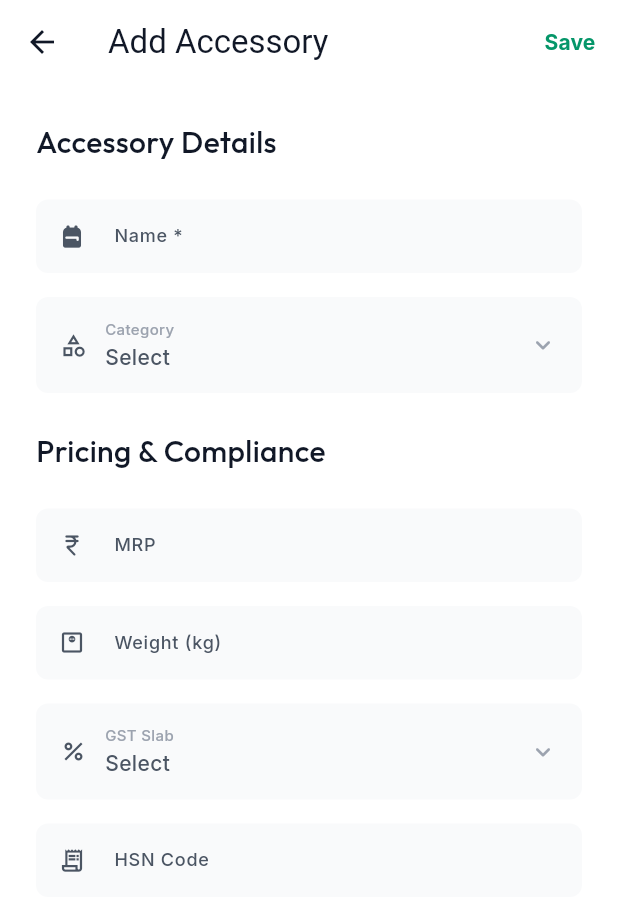
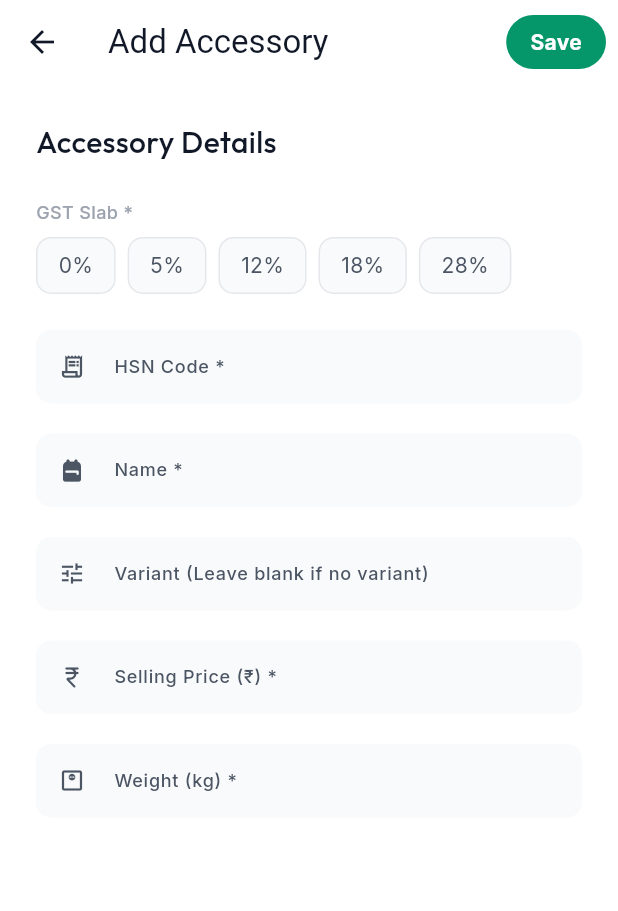
Before and after one commit to credlawn/mebikeapp, a Flutter app: the AccessoryListScreen screen opened by its route, after a tap on the "add circle outline" icon, on a phone screen of 412 x 824 dp. Shown: the top 911 px of the screen. Run offline on Flutter 3.47's test engine with Material 3 defaults, Android fonts, the phone set to English and light mode, and no system bars; our stand-ins replace connectivity_plus, flutter_riverpod, google_fonts, local_auth, pinput, pocketbase and 1 more; missing offline and left inert: local_auth_android; accounts and stored records are empty; network calls fail.

Commit message:
V1.4.4 Accessories screen added

```diff
--- a/billing/lib/models/inventory/accessory_model.dart
+++ b/billing/lib/models/inventory/accessory_model.dart
@@ -3,8 +3,9 @@ class Accessory {
   final String collectionId;
   final String itemCode;
   final String name;
-  final String category;
-  final double mrp;
+  final String fullName;
+  final String variant;
+  final double sellingPrice;
   final double weight;
   final int gstSlab;
   final String hsnCode;
@@ -17,8 +18,9 @@ class Accessory {
     required this.collectionId,
     required this.itemCode,
     required this.name,
-    this.category = '',
-    this.mrp = 0,
+    required this.fullName,
+    this.variant = '',
+    this.sellingPrice = 0,
     this.weight = 0,
     this.gstSlab = 0,
     this.hsnCode = '',
@@ -33,8 +35,9 @@ class Accessory {
       collectionId: json['collectionId'] ?? '',
       itemCode: (json['item_code'] ?? '').toString(),
       name: (json['name'] ?? '').toString(),
-      category: (json['category'] ?? '').toString(),
-      mrp: (json['mrp'] is String ? double.tryParse(json['mrp']) ?? 0 : (json['mrp'] ?? 0)).toDouble(),
+      fullName: (json['full_name'] ?? '').toString(),
+      variant: (json['variant'] ?? '').toString(),
+      sellingPrice: (json['selling_price'] is String ? double.tryParse(json['selling_price']) ?? 0 : (json['selling_price'] ?? 0)).toDouble(),
       weight: (json['weight'] is String ? double.tryParse(json['weight']) ?? 0 : (json['weight'] ?? 0)).toDouble(),
       gstSlab: (json['gst_slab'] ?? 0).toInt(),
       hsnCode: (json['hsn_code'] ?? '').toString(),
@@ -48,8 +51,9 @@ class Accessory {
     return {
       'item_code': itemCode,
       'name': name,
-      'category': category.isEmpty ? null : category,
-      'mrp': mrp,
+      'full_name': fullName,
+      'variant': variant.isEmpty ? null : variant,
+      'selling_price': sellingPrice,
       'weight': weight,
       'gst_slab': gstSlab,
       'hsn_code': hsnCode.isEmpty ? null : hsnCode,
--- a/billing/lib/screens/inventory/accessory/accessory_detail_screen.dart
+++ b/billing/lib/screens/inventory/accessory/accessory_detail_screen.dart
@@ -32,9 +32,9 @@ class _AccessoryDetailScreenState extends ConsumerState<AccessoryDetailScreen> {
       WidgetsBinding.instance.addPostFrameCallback((_) => ref.invalidate(allAccessoriesProvider));
       setState(() => _item = Accessory(
         id: _item.id, collectionId: _item.collectionId,
-        itemCode: _item.itemCode, name: _item.name, status: newStatus,
-        category: _item.category, mrp: _item.mrp, weight: _item.weight,
-        gstSlab: _item.gstSlab, hsnCode: _item.hsnCode,
+        itemCode: _item.itemCode, name: _item.name, fullName: _item.fullName, status: newStatus,
+        variant: _item.variant, sellingPrice: _item.sellingPrice,
+        weight: _item.weight, gstSlab: _item.gstSlab, hsnCode: _item.hsnCode,
         created: _item.created, updated: _item.updated,
       ));
       if (mounted) AppSnackBars.showSuccess(context, newStatus == 'active' ? 'Activated' : 'Deactivated');
@@ -50,19 +50,20 @@ class _AccessoryDetailScreenState extends ConsumerState<AccessoryDetailScreen> {
     final isActive = _item.status == 'active';
     return Scaffold(
       backgroundColor: AppColors.background,
-      appBar: AppBar(title: Text(_item.name)),
+        appBar: AppBar(title: Text(_item.fullName)),
       body: SingleChildScrollView(
         padding: const EdgeInsets.all(16),
         child: Column(
           children: [
             _buildSection('Accessory Info', [
               _buildRow('Item Code', _item.itemCode),
+              _buildRow('Full Name', _item.fullName),
               _buildRow('Name', _item.name),
-              if (_item.category.isNotEmpty) _buildRow('Category', _toTitleCase(_item.category)),
+              if (_item.variant.isNotEmpty) _buildRow('Variant', _item.variant),
             ]),
             const SizedBox(height: 12),
             _buildSection('Pricing & Compliance', [
-              if (_item.mrp > 0) _buildRow('MRP', '₹${_item.mrp.toStringAsFixed(0)}'),
+              if (_item.sellingPrice > 0) _buildRow('Selling Price', '₹${_item.sellingPrice.toStringAsFixed(0)}'),
               if (_item.weight > 0) _buildRow('Weight', '${_item.weight % 1 == 0 ? _item.weight.toInt() : _item.weight} kg'),
               _buildRow('GST Slab', '${_item.gstSlab}%'),
               if (_item.hsnCode.isNotEmpty) _buildRow('HSN Code', _item.hsnCode),
@@ -149,9 +150,4 @@ class _AccessoryDetailScreenState extends ConsumerState<AccessoryDetailScreen> {
       ),
     );
   }
-
-  String _toTitleCase(String text) {
-    if (text.isEmpty) return text;
-    return text[0].toUpperCase() + text.substring(1).toLowerCase();
-  }
 }
--- a/billing/lib/screens/inventory/accessory/accessory_list_screen.dart
+++ b/billing/lib/screens/inventory/accessory/accessory_list_screen.dart
@@ -55,7 +55,7 @@ class _AccessoryListScreenState extends ConsumerState<AccessoryListScreen>
             const SizedBox(height: 20),
             Text('Delete Accessory?', style: AppTypography.h2.copyWith(fontSize: 18)),
             const SizedBox(height: 12),
-            Text('Are you sure you want to delete "${item.name}"?',
+            Text('Are you sure you want to delete "${item.fullName}"?',
               style: AppTypography.bodySmall.copyWith(color: AppColors.textSecondary, fontSize: 13, height: 1.4),
               textAlign: TextAlign.center,
             ),
@@ -209,7 +209,7 @@ class _AccessoryListScreenState extends ConsumerState<AccessoryListScreen>
                                               mainAxisAlignment: MainAxisAlignment.spaceBetween,
                                               children: [
                                                 Flexible(
-                                                  child: Text(item.name, style: AppTypography.h3, overflow: TextOverflow.ellipsis),
+                                                  child: Text(item.fullName, style: AppTypography.h3, overflow: TextOverflow.ellipsis),
                                                 ),
                                                 Text(item.itemCode,
                                                   style: AppTypography.bodySmall.copyWith(color: AppColors.primary, fontWeight: FontWeight.bold)),
@@ -218,8 +218,8 @@ class _AccessoryListScreenState extends ConsumerState<AccessoryListScreen>
                                             const SizedBox(height: 4),
                                             Row(
                                               children: [
-                                                if (item.mrp > 0) ...[
-                                                  Text('₹ ${item.mrp.toStringAsFixed(0)}',
+                                                if (item.sellingPrice > 0) ...[
+                                                  Text('₹ ${item.sellingPrice.toStringAsFixed(0)}',
                                                     style: AppTypography.bodySmall.copyWith(color: AppColors.textSecondary, fontWeight: FontWeight.w600)),
                                                   const SizedBox(width: 8),
                                                   Text('|', style: AppTypography.bodySmall.copyWith(color: AppColors.textMuted)),
--- a/billing/lib/screens/inventory/accessory/add_accessory_screen.dart
+++ b/billing/lib/screens/inventory/accessory/add_accessory_screen.dart
@@ -5,7 +5,6 @@ import '../../../providers/inventory/inventory_provider.dart';
 import '../../../theme/colors.dart';
 import '../../../theme/typography.dart';
 import '../../../theme/app_snackbars.dart';
-import '../../../theme/pickers.dart';
 
 class AddAccessoryScreen extends ConsumerStatefulWidget {
   final Accessory? editItem;
@@ -17,45 +16,63 @@ class AddAccessoryScreen extends ConsumerStatefulWidget {
 
 class _AddAccessoryScreenState extends ConsumerState<AddAccessoryScreen> {
   final _formKey = GlobalKey<FormState>();
-  late TextEditingController _nameCtrl;
-  late TextEditingController _mrpCtrl;
-  late TextEditingController _weightCtrl;
-  late TextEditingController _hsnCtrl;
-  String _category = '';
-  int _gstSlab = 0;
+  final _nameCtrl = TextEditingController();
+  final _variantCtrl = TextEditingController();
+  final _sellingPriceCtrl = TextEditingController();
+  final _weightCtrl = TextEditingController();
+  final _hsnCtrl = TextEditingController();
+  int _gstSlab = -1;
   bool _isLoading = false;
+
+  static const _gstOptions = [0, 5, 12, 18, 28];
 
   @override
   void initState() {
     super.initState();
     final e = widget.editItem;
-    _nameCtrl = TextEditingController(text: e?.name ?? '');
-    _mrpCtrl = TextEditingController(text: (e?.mrp ?? 0) > 0 ? e!.mrp.toStringAsFixed(0) : '');
-    _weightCtrl = TextEditingController(text: (e?.weight ?? 0) > 0 ? e!.weight.toStringAsFixed(1) : '');
-    _hsnCtrl = TextEditingController(text: e?.hsnCode ?? '');
-    _category = e?.category ?? '';
-    _gstSlab = e?.gstSlab ?? 0;
+    if (e != null) {
+      _nameCtrl.text = e.name;
+      _variantCtrl.text = e.variant;
+      _sellingPriceCtrl.text = e.sellingPrice > 0 ? e.sellingPrice.toStringAsFixed(0) : '';
+      _weightCtrl.text = e.weight > 0 ? e.weight.toStringAsFixed(1) : '';
+      _hsnCtrl.text = e.hsnCode;
+      _gstSlab = e.gstSlab;
+    }
+    _nameCtrl.addListener(() { if (mounted) setState(() {}); });
+    _variantCtrl.addListener(() { if (mounted) setState(() {}); });
   }
 
   @override
   void dispose() {
     _nameCtrl.dispose();
-    _mrpCtrl.dispose();
+    _variantCtrl.dispose();
+    _sellingPriceCtrl.dispose();
     _weightCtrl.dispose();
     _hsnCtrl.dispose();
     super.dispose();
   }
 
+  String _generateFullName() {
+    final n = _nameCtrl.text.trim();
+    final v = _variantCtrl.text.trim();
+    return v.isNotEmpty ? 'ME $n - $v' : 'ME $n';
+  }
+
   Future<void> _save() async {
     if (!_formKey.currentState!.validate()) return;
+    if (_gstSlab < 0) {
+      if (mounted) AppSnackBars.showError(context, 'Please select a GST slab');
+      return;
+    }
     setState(() => _isLoading = true);
     try {
       final repo = ref.read(inventoryRepositoryProvider);
       final body = {
         'item_code': widget.editItem?.itemCode ?? '',
+        'full_name': _generateFullName(),
         'name': _nameCtrl.text.trim(),
-        'category': _category.isEmpty ? null : _category,
-        'mrp': double.tryParse(_mrpCtrl.text.trim()) ?? 0,
+        'variant': _variantCtrl.text.trim().isEmpty ? null : _variantCtrl.text.trim(),
+        'selling_price': double.tryParse(_sellingPriceCtrl.text.trim()) ?? 0,
         'weight': double.tryParse(_weightCtrl.text.trim()) ?? 0,
         'gst_slab': _gstSlab,
         'hsn_code': _hsnCtrl.text.trim().isEmpty ? null : _hsnCtrl.text.trim(),
@@ -97,11 +114,21 @@ class _AddAccessoryScreenState extends ConsumerState<AddAccessoryScreen> {
       appBar: AppBar(
         title: Text(widget.editItem != null ? 'Edit Accessory' : 'Add Accessory'),
         actions: [
-          TextButton(
-            onPressed: _isLoading ? null : _save,
-            child: _isLoading
-                ? const SizedBox(width: 16, height: 16, child: CircularProgressIndicator(strokeWidth: 2))
-                : Text('Save', style: AppTypography.bodyMedium.copyWith(color: AppColors.primary, fontWeight: FontWeight.bold)),
+          Padding(
+            padding: const EdgeInsets.only(right: 8),
+            child: GestureDetector(
+              onTap: _isLoading ? null : _save,
+              child: Container(
+                padding: const EdgeInsets.symmetric(horizontal: 16, vertical: 8),
+                decoration: BoxDecoration(
+                  color: AppColors.primary,
+                  borderRadius: BorderRadius.circular(20),
+                ),
+                child: _isLoading
+                    ? const SizedBox(width: 16, height: 16, child: CircularProgressIndicator(strokeWidth: 2, color: Colors.white))
+                    : Text('Save', style: AppTypography.bodyMedium.copyWith(color: Colors.white, fontWeight: FontWeight.bold)),
+              ),
+            ),
           ),
         ],
       ),
@@ -114,43 +141,60 @@ class _AddAccessoryScreenState extends ConsumerState<AddAccessoryScreen> {
             children: [
               Text('Accessory Details', style: AppTypography.h2),
               const SizedBox(height: 24),
-              _buildField('Name *', _nameCtrl, Icons.backpack_rounded, 'Required', textCapitalization: TextCapitalization.words),
-              const SizedBox(height: 16),
-              AppPickerField(
-                label: 'Category',
-                value: _category.isEmpty ? 'Select' : _toTitleCase(_category),
-                icon: Icons.category_outlined,
-                onTap: () async {
-                  final result = await AppPickers.showSelectionSheet<String>(
-                    context: context, title: 'Select Category',
-                    items: ['helmet', 'gloves', 'cover', 'other'],
-                    labelBuilder: _toTitleCase, selectedValue: _category,
+              Text('GST Slab *', style: AppTypography.bodySmall.copyWith(color: AppColors.textMuted)),
+              const SizedBox(height: 8),
+              Wrap(
+                spacing: 8,
+                runSpacing: 8,
+                children: _gstOptions.map((slab) {
+                  final selected = _gstSlab == slab;
+                  return GestureDetector(
+                    onTap: () => setState(() => _gstSlab = slab),
+                    child: Container(
+                      padding: const EdgeInsets.symmetric(horizontal: 14, vertical: 8),
+                      decoration: BoxDecoration(
+                        color: selected ? AppColors.primary : AppColors.background,
+                        borderRadius: BorderRadius.circular(10),
+                        border: Border.all(
+                          color: selected ? AppColors.primary : AppColors.border,
+                          width: selected ? 1.5 : 1,
+                        ),
+                      ),
+                      child: Text(
+                        '$slab%',
+                        style: AppTypography.bodyMedium.copyWith(
+                          color: selected ? Colors.white : AppColors.textSecondary,
+                          fontWeight: selected ? FontWeight.bold : FontWeight.normal,
+                        ),
+                      ),
+                    ),
                   );
-                  if (result != null) setState(() => _category = result);
-                },
+                }).toList(),
               ),
               const SizedBox(height: 24),
-              Text('Pricing & Compliance', style: AppTypography.h2),
-              const SizedBox(height: 24),
-              _buildField('MRP', _mrpCtrl, Icons.currency_rupee_rounded, null, keyboardType: TextInputType.number),
-              const SizedBox(height: 16),
-              _buildField('Weight (kg)', _weightCtrl, Icons.monitor_weight_outlined, null, keyboardType: TextInputType.number),
-              const SizedBox(height: 16),
-              AppPickerField(
-                label: 'GST Slab',
-                value: _gstSlab > 0 ? '$_gstSlab%' : 'Select',
-                icon: Icons.percent_outlined,
-                onTap: () async {
-                  final result = await AppPickers.showSelectionSheet<int>(
-                    context: context, title: 'Select GST Slab',
-                    items: [0, 5, 12, 18, 28],
-                    labelBuilder: (v) => '$v%', selectedValue: _gstSlab,
-                  );
-                  if (result != null) setState(() => _gstSlab = result);
-                },
-              ),
-              const SizedBox(height: 16),
-              _buildField('HSN Code', _hsnCtrl, Icons.receipt_long_outlined, null, keyboardType: TextInputType.number),
+              _buildField('HSN Code *', _hsnCtrl, Icons.receipt_long_outlined, 'Required', keyboardType: TextInputType.number),
+              const SizedBox(height: 20),
+              _buildField('Name *', _nameCtrl, Icons.backpack_rounded, 'Required', textCapitalization: TextCapitalization.characters),
+              const SizedBox(height: 20),
+              _buildField('Variant (Leave blank if no variant)', _variantCtrl, Icons.tune_outlined, null, textCapitalization: TextCapitalization.characters),
+              if (_nameCtrl.text.trim().isNotEmpty || _variantCtrl.text.trim().isNotEmpty)
+                Padding(
+                  padding: const EdgeInsets.only(top: 8, left: 4),
+                  child: Row(
+                    children: [
+                      const Icon(Icons.info_outline_rounded, size: 14, color: AppColors.primary),
+                      const SizedBox(width: 6),
+                      Flexible(
+                        child: Text('Name: ${_generateFullName()}',
+                          style: AppTypography.bodySmall.copyWith(color: AppColors.primary, fontWeight: FontWeight.w600)),
+                      ),
+                    ],
+                  ),
+                ),
+              const SizedBox(height: 20),
+              _buildField('Selling Price (₹) *', _sellingPriceCtrl, Icons.currency_rupee_rounded, 'Required', keyboardType: TextInputType.number),
+              const SizedBox(height: 20),
+              _buildField('Weight (kg) *', _weightCtrl, Icons.monitor_weight_outlined, 'Required', keyboardType: TextInputType.number),
             ],
           ),
         ),
@@ -169,15 +213,10 @@ class _AddAccessoryScreenState extends ConsumerState<AddAccessoryScreen> {
         labelStyle: AppTypography.bodySmall,
         prefixIcon: Icon(icon, size: 18, color: AppColors.textSecondary),
         filled: true, fillColor: AppColors.background,
-        border: OutlineInputBorder(borderRadius: BorderRadius.circular(8), borderSide: BorderSide.none),
+        border: OutlineInputBorder(borderRadius: BorderRadius.circular(10), borderSide: BorderSide.none),
         contentPadding: const EdgeInsets.symmetric(horizontal: 16, vertical: 14),
       ),
       validator: error != null ? (v) => v!.isEmpty ? error : null : null,
     );
   }
-
-  String _toTitleCase(String text) {
-    if (text.isEmpty) return text;
-    return text[0].toUpperCase() + text.substring(1).toLowerCase();
-  }
 }
```
Also changed, not shown: 1 other file.
